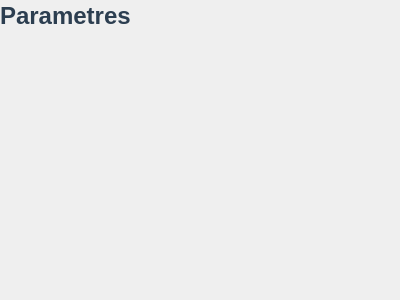
Above: GUI/UI/parametres.ui from Med-Atir/E-class-desktop-version- before the change. Below: the same form after it.
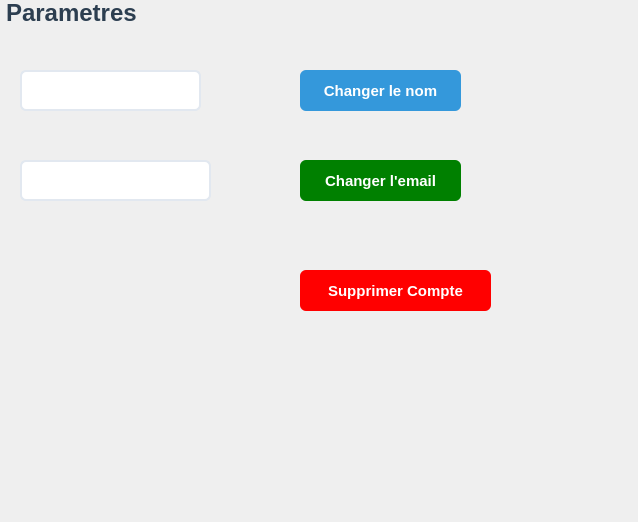
That is the form after the change.

```diff
--- a/GUI/UI/parametres.ui
+++ b/GUI/UI/parametres.ui
@@ -6,13 +6,102 @@
    <rect>
     <x>0</x>
     <y>0</y>
-    <width>400</width>
-    <height>300</height>
+    <width>638</width>
+    <height>522</height>
    </rect>
   </property>
   <property name="windowTitle">
    <string>Parametres</string>
   </property>
+  <property name="styleSheet">
+   <string notr="true">QWidget {
+    font-family: &quot;Segoe UI&quot;, &quot;Helvetica Neue&quot;, Arial, sans-serif;
+    font-size: 14px;
+    color: #2c3e50; 
+}
+
+QLabel {
+    font-size: 22px;
+    font-weight: bold;
+    color: brown; 
+    padding-bottom: 5px;
+}
+QTableWidget {
+    background-color: #ffffff;
+    alternate-background-color: #f8f9fa; 
+    border: 1px solid #e0e0e0;
+    border-radius: 8px; 
+    gridline-color: #eeeeee;
+    selection-background-color: #3498db; 
+    selection-color: #ffffff;
+    padding: 5px;
+}
+
+QHeaderView::section {
+    background-color: #2c3e50; 
+    color: white;
+    font-weight: bold;
+    font-size: 13px;
+    padding: 8px;
+    border: none;
+    border-right: 1px solid #34495e;
+}
+
+QTableCornerButton::section {
+    background-color: #2c3e50;
+    border: none;
+}
+
+QLineEdit, QTextEdit {
+    background-color: #ffffff;
+    border: 2px solid #e2e8f0;
+    border-radius: 6px;
+    padding: 8px;
+    color: #333333;
+}
+
+QLineEdit:focus, QTextEdit:focus {
+    border: 2px solid #3498db;
+    background-color: #fbfdff;
+}
+QComboBox {
+    background-color: #ffffff;
+    border: 2px solid #e2e8f0;
+    border-radius: 6px;
+    padding: 6px 15px;
+    color: #333333;
+    font-weight: bold;
+}
+
+QComboBox:hover, QComboBox:focus {
+    border: 2px solid #3498db;
+}
+QComboBox::drop-down {
+    subcontrol-origin: padding;
+    subcontrol-position: top right;
+    width: 30px;
+    border-left: 1px solid #e2e8f0;
+    border-top-right-radius: 6px;
+    border-bottom-right-radius: 6px;
+}
+QPushButton {
+    background-color: #3498db; 
+    color: white;
+    border: none;
+    border-radius: 6px;
+    padding: 10px 20px;
+    font-weight: bold;
+    font-size: 15px;
+}
+
+QPushButton:hover {
+    background-color: #2980b9; 
+}
+
+QPushButton:pressed {
+    background-color: #1f618d;
+}</string>
+  </property>
   <widget class="QLabel" name="label">
    <property name="geometry">
     <rect>
@@ -32,6 +121,71 @@
     <string>Parametres</string>
    </property>
   </widget>
+  <widget class="QLineEdit" name="nom">
+   <property name="geometry">
+    <rect>
+     <x>20</x>
+     <y>70</y>
+     <width>181</width>
+     <height>41</height>
+    </rect>
+   </property>
+  </widget>
+  <widget class="QPushButton" name="changernom">
+   <property name="geometry">
+    <rect>
+     <x>300</x>
+     <y>70</y>
+     <width>161</width>
+     <height>41</height>
+    </rect>
+   </property>
+   <property name="text">
+    <string>Changer le nom</string>
+   </property>
+  </widget>
+  <widget class="QPushButton" name="supprimercompte">
+   <property name="geometry">
+    <rect>
+     <x>300</x>
+     <y>270</y>
+     <width>191</width>
+     <height>41</height>
+    </rect>
+   </property>
+   <property name="styleSheet">
+    <string notr="true">background-color:red;</string>
+   </property>
+   <property name="text">
+    <string>Supprimer Compte</string>
+   </property>
+  </widget>
+  <widget class="QPushButton" name="changeremail">
+   <property name="geometry">
+    <rect>
+     <x>300</x>
+     <y>160</y>
+     <width>161</width>
+     <height>41</height>
+    </rect>
+   </property>
+   <property name="styleSheet">
+    <string notr="true">background-color:green</string>
+   </property>
+   <property name="text">
+    <string>Changer l'email</string>
+   </property>
+  </widget>
+  <widget class="QLineEdit" name="email">
+   <property name="geometry">
+    <rect>
+     <x>20</x>
+     <y>160</y>
+     <width>191</width>
+     <height>41</height>
+    </rect>
+   </property>
+  </widget>
  </widget>
  <resources/>
  <connections/>
```
